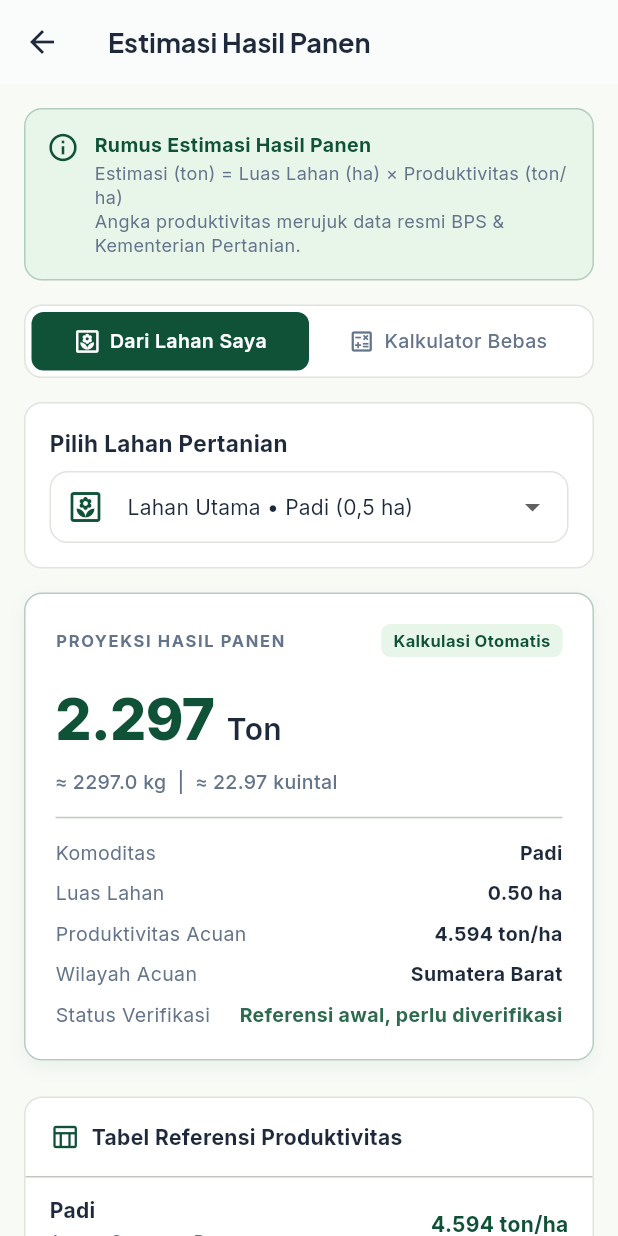
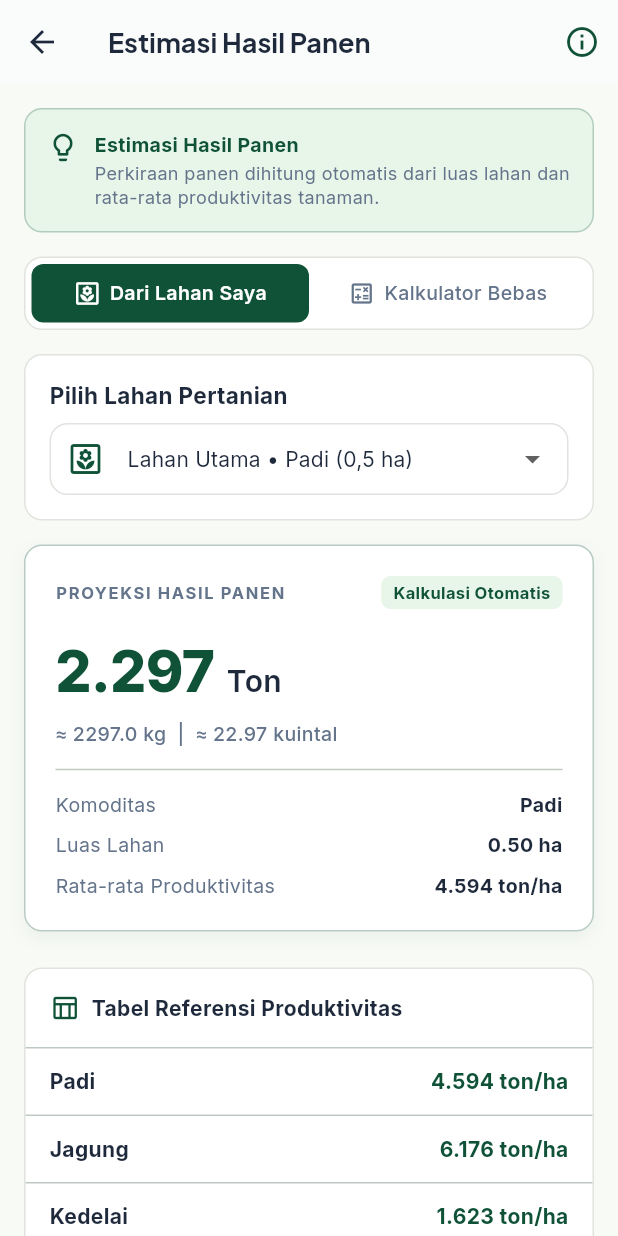
Before and after one commit to Ferdian-R/AgroPlan, a Flutter app: the EstimasiPanenScreen screen opened by its route, on a phone screen of 412 x 824 dp. Run offline on Flutter 3.47's test engine with Material 3 defaults, Android fonts, the phone set to English and light mode, and no system bars; our stand-ins replace google_fonts, image_picker.

Commit message:
refactor(estimasi): hapus klaim BPS, status verifikasi, dan wilayah acuan dari UI; tambahkan dialog info

```diff
--- a/lib/screens/perawatan/estimasi_panen_screen.dart
+++ b/lib/screens/perawatan/estimasi_panen_screen.dart
@@ -8,13 +8,10 @@ import '../../theme/app_colors.dart';
 import '../../theme/app_spacing.dart';
 import '../../theme/app_text_styles.dart';
 
-/// Layar Estimasi Hasil Panen (Modul 3: FR-16).
+/// Layar Estimasi Hasil Panen (Modul 3).
 ///
-/// Logika & Aturan Bisnis (PRD v2.0 Bagian 2.5.2):
-/// - Rumus: Estimasi (ton) = Luas (ha) × Produktivitas (ton/ha)
-/// - Sumber data: DataReferensi.daftarKomoditas (BPS & Kementan)
-/// - Menampilkan wilayah acuan data dan status verifikasi
-/// - Respon kalkulasi real-time (NFR-05: ≤ 2 detik)
+/// Logika & Aturan:
+/// - Estimasi (ton) = Luas (ha) × Produktivitas (ton/ha)
 /// - Mode 1: Hitung dari data Lahan terdaftar
 /// - Mode 2: Kalkulator mandiri / simulasi bebas
 class EstimasiPanenScreen extends StatefulWidget {
@@ -60,6 +57,74 @@ class _EstimasiPanenScreenState extends State<EstimasiPanenScreen> {
     super.dispose();
   }
 
+  /// Dialog informasi bantuan perhitungan estimasi panen
+  void _tampilkanDialogInformasi(BuildContext context) {
+    showDialog(
+      context: context,
+      builder: (ctx) => AlertDialog(
+        shape: RoundedRectangleBorder(
+          borderRadius: BorderRadius.circular(16),
+        ),
+        title: Row(
+          children: [
+            const Icon(Icons.info_outline, color: AppColors.primary),
+            const SizedBox(width: 8),
+            Text(
+              'Informasi Estimasi',
+              style: AppTextStyles.cardTitle.copyWith(fontSize: 16),
+            ),
+          ],
+        ),
+        content: Column(
+          mainAxisSize: MainAxisSize.min,
+          crossAxisAlignment: CrossAxisAlignment.start,
+          children: [
+            Text(
+              'Metode Perhitungan:',
+              style: AppTextStyles.cardTitle.copyWith(fontSize: 13),
+            ),
+            const SizedBox(height: 6),
+            Container(
+              padding: const EdgeInsets.symmetric(horizontal: 12, vertical: 8),
+              decoration: BoxDecoration(
+                color: AppColors.chipGreenBg,
+                borderRadius: BorderRadius.circular(8),
+              ),
+              child: const Text(
+                'Estimasi (ton) = Luas Lahan (ha) × Produktivitas (ton/ha)',
+                style: TextStyle(
+                  fontSize: 12,
+                  fontWeight: FontWeight.w600,
+                  color: AppColors.primary,
+                ),
+              ),
+            ),
+            const SizedBox(height: 12),
+            Text(
+              'Catatan:\nPerhitungan ini merupakan proyeksi rata-rata hasil panen untuk membantu perencanaan. Hasil panen aktual di lapangan dapat bervariasi bergantung pada cuaca, kondisi tanah, pengairan, dan pemeliharaan tanaman.',
+              style: AppTextStyles.cardSubtitle.copyWith(
+                fontSize: 12,
+                height: 1.4,
+              ),
+            ),
+          ],
+        ),
+        actions: [
+          FilledButton(
+            onPressed: () => Navigator.pop(ctx),
+            style: FilledButton.styleFrom(
+              backgroundColor: AppColors.primary,
+              shape: RoundedRectangleBorder(
+                borderRadius: BorderRadius.circular(8),
+              ),
+            ),
+            child: const Text('Mengerti'),
+          ),
+        ],
+      ),
+    );
+  }
+
   @override
   Widget build(BuildContext context) {
     final lahanProvider = context.watch<LahanProvider>();
@@ -75,6 +140,13 @@ class _EstimasiPanenScreenState extends State<EstimasiPanenScreen> {
         backgroundColor: Colors.white,
         foregroundColor: AppColors.textPrimary,
         elevation: 0.5,
+        actions: [
+          IconButton(
+            icon: const Icon(Icons.info_outline, color: AppColors.primary),
+            tooltip: 'Informasi Perhitungan',
+            onPressed: () => _tampilkanDialogInformasi(context),
+          ),
+        ],
       ),
       body: SingleChildScrollView(
         padding: const EdgeInsets.all(AppSpacing.screenPadding),
@@ -99,7 +171,7 @@ class _EstimasiPanenScreenState extends State<EstimasiPanenScreen> {
 
             const SizedBox(height: AppSpacing.p24),
 
-            // ═══════ TABEL REFERENSI BPS / KEMENTAN ═══════
+            // ═══════ TABEL REFERENSI PRODUKTIVITAS ═══════
             _buildTabelReferensi(),
             const SizedBox(height: AppSpacing.p24),
           ],
@@ -108,7 +180,7 @@ class _EstimasiPanenScreenState extends State<EstimasiPanenScreen> {
     );
   }
 
-  // ──────────────── Info Banner PRD ────────────────
+  // ──────────────── Info Banner ────────────────
   Widget _buildInfoBanner() {
     return Container(
       padding: const EdgeInsets.all(AppSpacing.p14),
@@ -121,7 +193,7 @@ class _EstimasiPanenScreenState extends State<EstimasiPanenScreen> {
         crossAxisAlignment: CrossAxisAlignment.start,
         children: [
           const Icon(
-            Icons.info_outline,
+            Icons.lightbulb_outline_rounded,
             color: AppColors.primary,
             size: 22,
           ),
@@ -131,7 +203,7 @@ class _EstimasiPanenScreenState extends State<EstimasiPanenScreen> {
               crossAxisAlignment: CrossAxisAlignment.start,
               children: [
                 Text(
-                  'Rumus Estimasi Hasil Panen',
+                  'Estimasi Hasil Panen',
                   style: AppTextStyles.cardTitle.copyWith(
                     fontSize: 13,
                     color: AppColors.primary,
@@ -139,8 +211,7 @@ class _EstimasiPanenScreenState extends State<EstimasiPanenScreen> {
                 ),
                 const SizedBox(height: 2),
                 Text(
-                  'Estimasi (ton) = Luas Lahan (ha) × Produktivitas (ton/ha)\n'
-                  'Angka produktivitas merujuk data resmi BPS & Kementerian Pertanian.',
+                  'Perkiraan panen dihitung otomatis dari luas lahan dan rata-rata produktivitas tanaman.',
                   style: AppTextStyles.cardSubtitle.copyWith(
                     fontSize: 12,
                     height: 1.35,
@@ -244,7 +315,7 @@ class _EstimasiPanenScreenState extends State<EstimasiPanenScreen> {
             ),
             const SizedBox(height: 6),
             Text(
-              'Tambahkan lahan di Modul 1 terlebih dahulu atau gunakan mode Kalkulator Bebas.',
+              'Tambahkan lahan terlebih dahulu atau gunakan mode Kalkulator Bebas.',
               textAlign: TextAlign.center,
               style: AppTextStyles.cardSubtitle,
             ),
@@ -385,7 +456,7 @@ class _EstimasiPanenScreenState extends State<EstimasiPanenScreen> {
                   return DropdownMenuItem<String>(
                     value: k.nama,
                     child: Text(
-                      '${k.nama} (Prod: ${k.produktivitas} ton/ha)',
+                      '${k.nama} (${k.produktivitas} ton/ha)',
                       style: AppTextStyles.cardTitle.copyWith(
                         fontSize: 14,
                         fontWeight: FontWeight.w400,
@@ -428,7 +499,6 @@ class _EstimasiPanenScreenState extends State<EstimasiPanenScreen> {
                   prefixIcon: const Icon(Icons.square_foot_outlined, color: AppColors.primary),
                 ),
                 onChanged: (_) {
-                  // Real-time update (NFR-05)
                   setState(() {});
                 },
               ),
@@ -482,7 +552,7 @@ class _EstimasiPanenScreenState extends State<EstimasiPanenScreen> {
             const SizedBox(height: 6),
             Text(
               referensi == null
-                  ? 'Data produktivitas komoditas "$komoditas" belum tersedia dalam basis data referensi BPS/Kementan.'
+                  ? 'Data produktivitas untuk komoditas "$komoditas" belum tersedia.'
                   : 'Pastikan luas lahan diisi dengan angka positif yang valid.',
               textAlign: TextAlign.center,
               style: AppTextStyles.cardSubtitle,
@@ -581,7 +651,7 @@ class _EstimasiPanenScreenState extends State<EstimasiPanenScreen> {
           ),
           const Divider(height: 28),
 
-          // Rincian Kalkulasi
+          // Rincian Kalkulasi Bersih & Esensial
           _buildDetailRow(
             label: 'Komoditas',
             value: referensi.nama,
@@ -593,19 +663,8 @@ class _EstimasiPanenScreenState extends State<EstimasiPanenScreen> {
           ),
           const SizedBox(height: 8),
           _buildDetailRow(
-            label: 'Produktivitas Acuan',
+            label: 'Rata-rata Produktivitas',
             value: '${referensi.produktivitas} ton/ha',
-          ),
-          const SizedBox(height: 8),
-          _buildDetailRow(
-            label: 'Wilayah Acuan',
-            value: referensi.wilayahAcuan,
-          ),
-          const SizedBox(height: 8),
-          _buildDetailRow(
-            label: 'Status Verifikasi',
-            value: referensi.statusVerifikasi,
-            valueColor: AppColors.primaryNav,
           ),
         ],
       ),
@@ -635,7 +694,7 @@ class _EstimasiPanenScreenState extends State<EstimasiPanenScreen> {
     );
   }
 
-  // ──────────────── Tabel Referensi 6 Komoditas (Tabel PRD 2.5.2) ────────────────
+  // ──────────────── Tabel Referensi Produktivitas Komoditas ────────────────
   Widget _buildTabelReferensi() {
     return Container(
       decoration: BoxDecoration(
@@ -682,23 +741,11 @@ class _EstimasiPanenScreenState extends State<EstimasiPanenScreen> {
                   children: [
                     Expanded(
                       flex: 4,
-                      child: Column(
-                        crossAxisAlignment: CrossAxisAlignment.start,
-                        children: [
-                          Text(
-                            k.nama,
-                            style: AppTextStyles.cardTitle.copyWith(
-                              fontSize: 14,
-                            ),
-                          ),
-                          const SizedBox(height: 2),
-                          Text(
-                            'Acuan: ${k.wilayahAcuan}',
-                            style: AppTextStyles.cardSubtitle.copyWith(
-                              fontSize: 11,
-                            ),
-                          ),
-                        ],
+                      child: Text(
+                        k.nama,
+                        style: AppTextStyles.cardTitle.copyWith(
+                          fontSize: 14,
+                        ),
                       ),
                     ),
                     Expanded(
@@ -723,7 +770,7 @@ class _EstimasiPanenScreenState extends State<EstimasiPanenScreen> {
           Padding(
             padding: const EdgeInsets.all(AppSpacing.p12),
             child: Text(
-              'Sumber data: Publikasi BPS & Kementerian Pertanian Republik Indonesia.',
+              'Nilai produktivitas merupakan standar rata-rata hasil panen per hektar.',
               style: AppTextStyles.cardSubtitle.copyWith(
                 fontSize: 11,
                 fontStyle: FontStyle.italic,
```
